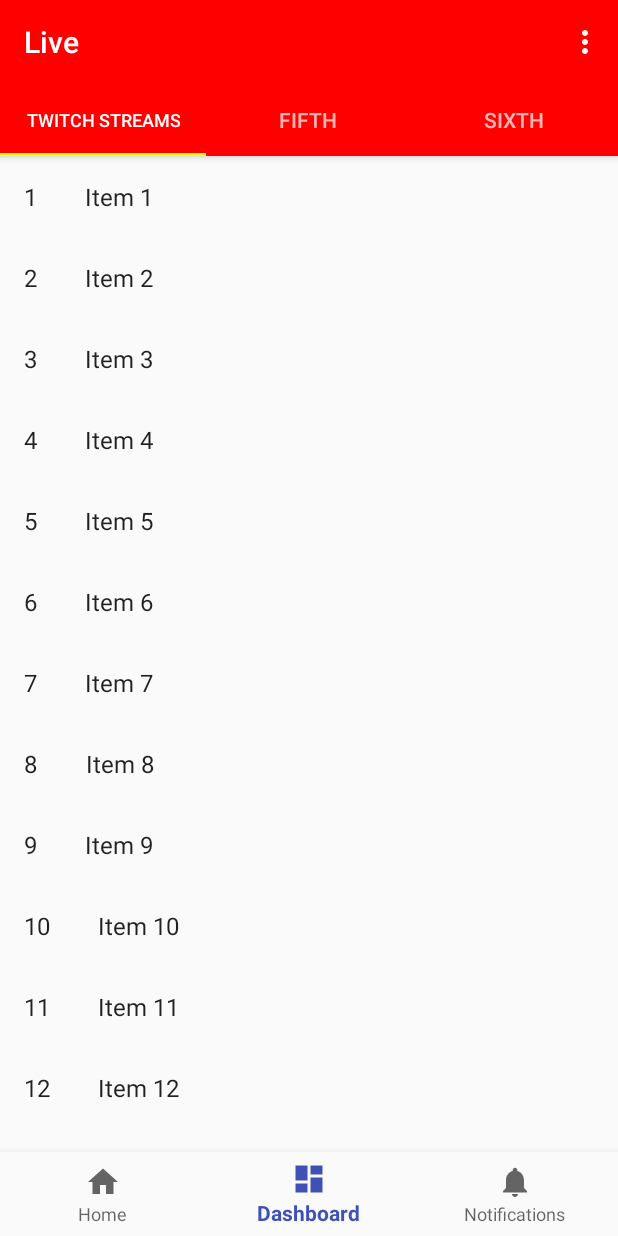
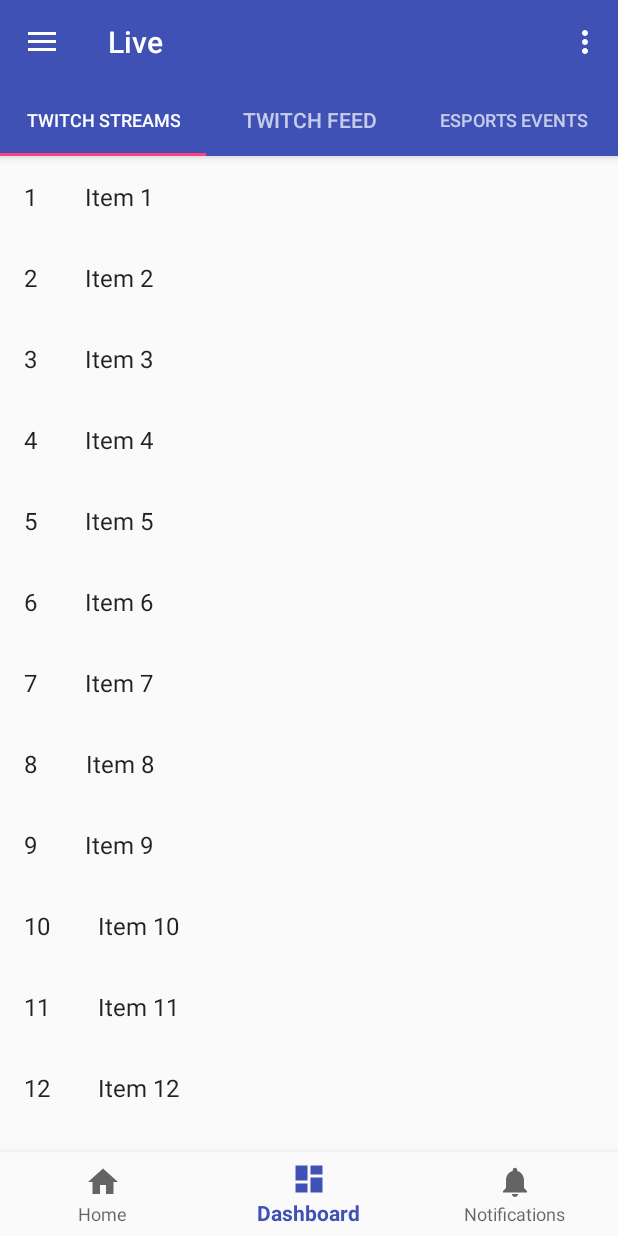
Before and after one commit to AlAskalany/wasder-android, an Android app: the screen it shows after launch (MainActivity), item 2 of the bottom bar chosen, on a phone screen of 412 x 824 dp. Run offline under Robolectric (Android 15) with nearby library versions, the phone set to English and light mode, and no system bars.

Commit message:
NavDrawer in fragments

```diff
--- a/app/src/main/java/com/wasder/example/HomeFragment.java
+++ b/app/src/main/java/com/wasder/example/HomeFragment.java
@@ -3,16 +3,21 @@ package com.wasder.example;
 import android.content.Context;
 import android.net.Uri;
 import android.os.Bundle;
+import android.support.annotation.NonNull;
+import android.support.design.widget.NavigationView;
 import android.support.design.widget.TabLayout;
 import android.support.v4.app.Fragment;
 import android.support.v4.app.FragmentManager;
 import android.support.v4.app.FragmentStatePagerAdapter;
 import android.support.v4.view.ViewPager;
+import android.support.v4.widget.DrawerLayout;
 import android.support.v7.app.ActionBar;
+import android.support.v7.app.ActionBarDrawerToggle;
 import android.support.v7.app.AppCompatActivity;
 import android.support.v7.widget.Toolbar;
 import android.util.Log;
 import android.view.LayoutInflater;
+import android.view.MenuItem;
 import android.view.View;
 import android.view.ViewGroup;
 
@@ -27,7 +32,7 @@ import java.util.List;
  * Use the {@link HomeFragment#newInstance} factory method to
  * create an instance of this fragment.
  */
-public class HomeFragment extends Fragment {
+public class HomeFragment extends Fragment implements NavigationView.OnNavigationItemSelectedListener {
 
 	private static final String TAG = "HomeFragment";
 	// TODO: Rename parameter arguments, choose names that match
@@ -112,6 +117,13 @@ public class HomeFragment extends Fragment {
 		ActionBar actionBar = ((AppCompatActivity) getActivity()).getSupportActionBar();
 		actionBar.setTitle("Home");
 
+		DrawerLayout drawer = (DrawerLayout) getActivity().findViewById(R.id.drawer_layout);
+		ActionBarDrawerToggle toggle = new ActionBarDrawerToggle(getActivity(), drawer, toolbar, R.string.navigation_drawer_open, R.string
+				.navigation_drawer_close);
+		toggle.syncState();
+		NavigationView navigationView = (NavigationView) getActivity().findViewById(R.id.nav_view);
+		navigationView.setNavigationItemSelectedListener(this);
+
 		//region Tabbed_Navigation
 		mSectionsPagerAdapter = new SectionsPagerAdapter(getChildFragmentManager());
 		mSectionsPagerAdapter.addFragment(new FeedFragment(), "Feed");
@@ -125,6 +137,18 @@ public class HomeFragment extends Fragment {
 		tabLayout.setupWithViewPager(mViewPager);
 
 		return view;
+	}
+
+	/**
+	 * Called when an item in the navigation menu is selected.
+	 *
+	 * @param item The selected item
+	 * @return true to display the item as the selected item
+	 */
+	@Override
+	public boolean onNavigationItemSelected(@NonNull MenuItem item) {
+
+		return false;
 	}
 
 	/**
--- a/app/src/main/java/com/wasder/example/LiveFragment.java
+++ b/app/src/main/java/com/wasder/example/LiveFragment.java
@@ -4,16 +4,21 @@ import android.content.Context;
 import android.graphics.Color;
 import android.net.Uri;
 import android.os.Bundle;
+import android.support.annotation.NonNull;
+import android.support.design.widget.NavigationView;
 import android.support.design.widget.TabLayout;
 import android.support.v4.app.Fragment;
 import android.support.v4.app.FragmentManager;
 import android.support.v4.app.FragmentStatePagerAdapter;
 import android.support.v4.view.ViewPager;
+import android.support.v4.widget.DrawerLayout;
 import android.support.v7.app.ActionBar;
+import android.support.v7.app.ActionBarDrawerToggle;
 import android.support.v7.app.AppCompatActivity;
 import android.support.v7.widget.Toolbar;
 import android.util.Log;
 import android.view.LayoutInflater;
+import android.view.MenuItem;
 import android.view.View;
 import android.view.ViewGroup;
 
@@ -28,7 +33,7 @@ import java.util.List;
  * Use the {@link LiveFragment#newInstance} factory method to
  * create an instance of this fragment.
  */
-public class LiveFragment extends Fragment {
+public class LiveFragment extends Fragment implements NavigationView.OnNavigationItemSelectedListener {
 
 	private static final String TAG = "LiveFragment";
 	// TODO: Rename parameter arguments, choose names that match
@@ -108,27 +113,46 @@ public class LiveFragment extends Fragment {
 		view = inflater.inflate(R.layout.fragment_live, container, false);
 		//region Toolbar
 		toolbar = (Toolbar) view.findViewById(R.id.toolbar);
-		toolbar.setBackgroundColor(Color.RED);
+		//toolbar.setBackgroundColor(Color.RED);
 
 		((AppCompatActivity) getActivity()).setSupportActionBar(toolbar);
 		ActionBar actionBar = ((AppCompatActivity) getActivity()).getSupportActionBar();
 		actionBar.setTitle("Live");
 
+		DrawerLayout drawer = (DrawerLayout) getActivity().findViewById(R.id.drawer_layout);
+		ActionBarDrawerToggle toggle = new ActionBarDrawerToggle(getActivity(), drawer, toolbar, R.string.navigation_drawer_open, R.string
+				.navigation_drawer_close);
+		toggle.syncState();
+		NavigationView navigationView = (NavigationView) getActivity().findViewById(R.id.nav_view);
+		navigationView.setNavigationItemSelectedListener(this);
+
 		//region Tabbed_Navigation
 		mSectionsPagerAdapter = new SectionsPagerAdapter(getChildFragmentManager());
 		mSectionsPagerAdapter.addFragment(new FeedFragment(), "Twitch Streams");
-		mSectionsPagerAdapter.addFragment(new FeedFragment(), "Fifth");
-		mSectionsPagerAdapter.addFragment(new FeedFragment(), "Sixth");
+		mSectionsPagerAdapter.addFragment(new FeedFragment(), "Twitch Feed");
+		mSectionsPagerAdapter.addFragment(new FeedFragment(), "Esports Events");
 		// Set up the ViewPager with the sections adapter.
 		mViewPager = (ViewPager) view.findViewById(R.id.container);
 		mViewPager.setAdapter(mSectionsPagerAdapter);
 
 		tabLayout = (TabLayout) view.findViewById(R.id.tabs);
 		tabLayout.setupWithViewPager(mViewPager);
-		tabLayout.setBackgroundColor(Color.RED);
-		tabLayout.setSelectedTabIndicatorColor(Color.YELLOW);
+		//tabLayout.setBackgroundColor(Color.RED);
+		//tabLayout.setSelectedTabIndicatorColor(Color.YELLOW);
 
 		return view;
+	}
+
+	/**
+	 * Called when an item in the navigation menu is selected.
+	 *
+	 * @param item The selected item
+	 * @return true to display the item as the selected item
+	 */
+	@Override
+	public boolean onNavigationItemSelected(@NonNull MenuItem item) {
+
+		return false;
 	}
 
 	/**
--- a/app/src/main/java/com/wasder/example/MainActivity.java
+++ b/app/src/main/java/com/wasder/example/MainActivity.java
@@ -1,17 +1,19 @@
 package com.wasder.example;
 
-import android.graphics.Color;
 import android.net.Uri;
 import android.os.Bundle;
 import android.support.annotation.NonNull;
 import android.support.design.widget.BottomNavigationView;
 import android.support.design.widget.NavigationView;
+import android.support.v4.app.Fragment;
 import android.support.v4.app.FragmentManager;
 import android.support.v4.app.FragmentTransaction;
 import android.support.v4.view.GravityCompat;
 import android.support.v4.widget.DrawerLayout;
 import android.support.v7.app.ActionBarDrawerToggle;
 import android.support.v7.app.AppCompatActivity;
+import android.support.v7.widget.Toolbar;
+import android.util.Log;
 import android.view.Menu;
 import android.view.MenuItem;
 import android.widget.TextView;
@@ -23,11 +25,14 @@ import com.wasder.example.dummy.DummyContent;
  */
 public class MainActivity extends AppCompatActivity implements NavigationView.OnNavigationItemSelectedListener, HomeFragment
 		.OnFragmentInteractionListener, LiveFragment.OnFragmentInteractionListener, FeedFragment.OnListFragmentInteractionListener, GroupFragment
-		.OnListFragmentInteractionListener, CreatorFeedFragment.OnListFragmentInteractionListener, TwitchStreamFragment.OnListFragmentInteractionListener {
+		.OnListFragmentInteractionListener, CreatorFeedFragment.OnListFragmentInteractionListener, TwitchStreamFragment
+		.OnListFragmentInteractionListener, FragmentManager.OnBackStackChangedListener {
 
+	private static final String TAG = "MainActivity";
 	HomeFragment homeFragment;
 	LiveFragment liveFragment;
 	private TextView mTextMessage;
+	Toolbar toolbar;
 	private BottomNavigationView.OnNavigationItemSelectedListener mOnNavigationItemSelectedListener = new BottomNavigationView
 			.OnNavigationItemSelectedListener() {
 
@@ -36,25 +41,30 @@ public class MainActivity extends AppCompatActivity implements NavigationView.On
 
 			FragmentManager fm = getSupportFragmentManager();
 			FragmentTransaction ts = fm.beginTransaction();
+			Fragment fragment = fm.findFragmentById(R.id.framelayout_fragment_container);
+			if(fragment != null){
+				fm.saveFragmentInstanceState(fragment);
+			}
 			switch (item.getItemId()) {
 				case R.id.navigation_home:
-					getWindow().setStatusBarColor(getResources().getColor(R.color.colorPrimaryDark));
+					if (fragment != homeFragment) {
 						ts.replace(R.id.framelayout_fragment_container, homeFragment);
 						ts.addToBackStack(null);
 						ts.commit();
+					}
 					return true;
 				case R.id.navigation_dashboard:
-					getWindow().setStatusBarColor(getResources().getColor(android.R.color.holo_red_dark));
+					if (fragment != liveFragment) {
 						ts.replace(R.id.framelayout_fragment_container, liveFragment);
 						ts.addToBackStack(null);
 						ts.commit();
+					}
 					return true;
 				case R.id.navigation_notifications:
 					return true;
 			}
 			return false;
 		}
-
 	};
 
 	@Override
@@ -62,25 +72,14 @@ public class MainActivity extends AppCompatActivity implements NavigationView.On
 
 		super.onCreate(savedInstanceState);
 		setContentView(R.layout.activity_main);
+
 		homeFragment = new HomeFragment();
 		liveFragment = new LiveFragment();
 
 		FragmentManager manager = getSupportFragmentManager();
 		FragmentTransaction transaction = manager.beginTransaction();
 		transaction.add(R.id.framelayout_fragment_container, homeFragment, "Home");
-		//transaction.add(R.id.framelayout_fragment_container, liveFragment, "Live");
-		//transaction.hide(liveFragment);
 		transaction.commit();
-
-		//region Navigation_Drawer
-		DrawerLayout drawer = (DrawerLayout) findViewById(R.id.drawer_layout);
-		ActionBarDrawerToggle toggle = new ActionBarDrawerToggle(this, drawer, homeFragment.toolbar, R.string.navigation_drawer_open, R.string
-				.navigation_drawer_close);
-		drawer.setDrawerListener(toggle);
-		toggle.syncState();
-		NavigationView navigationView = (NavigationView) findViewById(R.id.nav_view);
-		navigationView.setNavigationItemSelectedListener(this);
-		//endregion
 
 		//region Bottom_Navigation
 		BottomNavigationView navigation = (BottomNavigationView) findViewById(R.id.navigation);
@@ -91,12 +90,14 @@ public class MainActivity extends AppCompatActivity implements NavigationView.On
 	@Override
 	public void onBackPressed() {
 
+		Log.d("BackStackCount", String.valueOf(getSupportFragmentManager().getBackStackEntryCount()));
 		DrawerLayout drawer = (DrawerLayout) findViewById(R.id.drawer_layout);
 		if (drawer.isDrawerOpen(GravityCompat.START)) {
 			drawer.closeDrawer(GravityCompat.START);
 		} else {
 			super.onBackPressed();
 		}
+
 	}
 
 	@Override
@@ -155,4 +156,12 @@ public class MainActivity extends AppCompatActivity implements NavigationView.On
 	public void onListFragmentInteraction(DummyContent.DummyItem item) {
 
 	}
+
+	/**
+	 * Called whenever the contents of the back stack change.
+	 */
+	@Override
+	public void onBackStackChanged() {
+		Log.d(TAG, String.valueOf(getSupportFragmentManager().getBackStackEntryCount()));
 	}
+}
```
Lines whose indentation alone changed are shown as unchanged.
